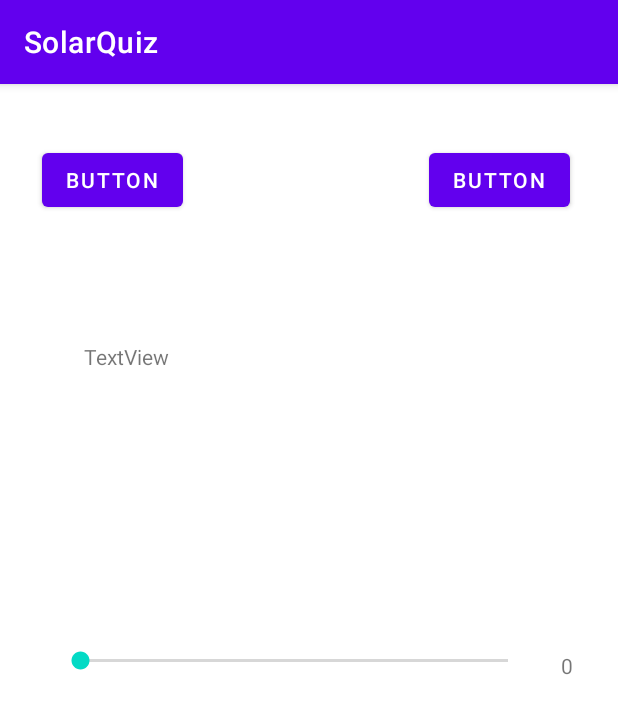
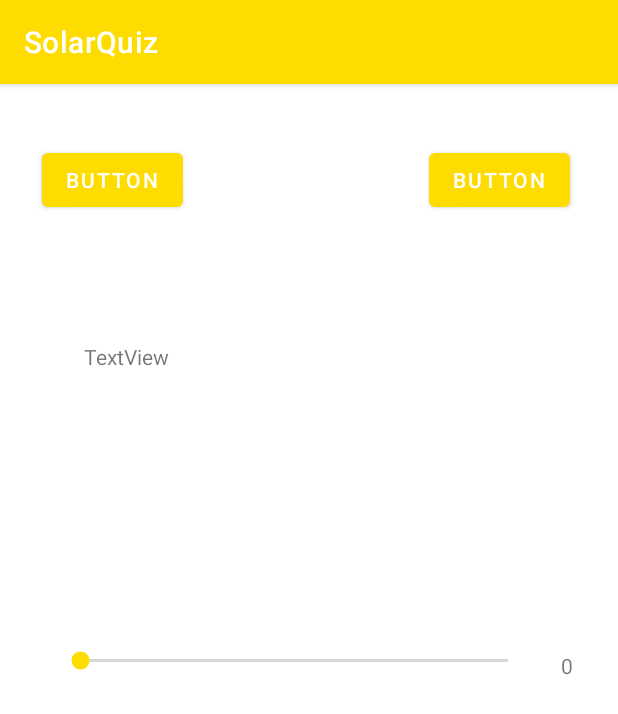
Before and after one commit to B-P-K/SolarQuiz, an Android app: the screen it shows after launch (QuizActivity), on a phone screen of 412 x 824 dp. Shown: the top 714 px of the screen. Run offline under Robolectric (Android 15) with nearby library versions, the phone set to English and light mode, and no system bars; our stand-ins replace Room's generated code, Volley; network calls fail; 4 statements that could not run were skipped.

Commit message:
Change theme to yellow to fit solar style

```diff
--- a/app/src/main/res/layout/fragment_slider.xml
+++ b/app/src/main/res/layout/fragment_slider.xml
@@ -12,8 +12,11 @@
         android:layout_height="126dp"
         android:layout_marginStart="4dp"
         android:layout_marginTop="4dp"
+        android:thumbTint="@color/yellow_500"
+        android:progressTint="@color/yellow_500"
         app:layout_constraintStart_toStartOf="parent"
-        app:layout_constraintTop_toTopOf="parent" />
+        app:layout_constraintTop_toTopOf="parent"
+        />
 
     <TextView
         android:id="@+id/seekBarValueText"
--- a/app/src/main/res/values/colors.xml
+++ b/app/src/main/res/values/colors.xml
@@ -3,6 +3,8 @@
     <color name="purple_200">#FFBB86FC</color>
     <color name="purple_500">#FF6200EE</color>
     <color name="purple_700">#FF3700B3</color>
+    <color name="yellow_500">#ffdc00</color>
+    <color name="yellow_700">#ffbf00</color>
     <color name="teal_200">#FF03DAC5</color>
     <color name="teal_700">#FF018786</color>
     <color name="black">#FF000000</color>
--- a/app/src/main/res/values/themes.xml
+++ b/app/src/main/res/values/themes.xml
@@ -2,8 +2,8 @@
     <!-- Base application theme. -->
     <style name="Theme.SolarQuiz" parent="Theme.MaterialComponents.DayNight.DarkActionBar">
         <!-- Primary brand color. -->
-        <item name="colorPrimary">@color/purple_500</item>
-        <item name="colorPrimaryVariant">@color/purple_700</item>
+        <item name="colorPrimary">@color/yellow_500</item>
+        <item name="colorPrimaryVariant">@color/yellow_700</item>
         <item name="colorOnPrimary">@color/white</item>
         <!-- Secondary brand color. -->
         <item name="colorSecondary">@color/teal_200</item>
```
